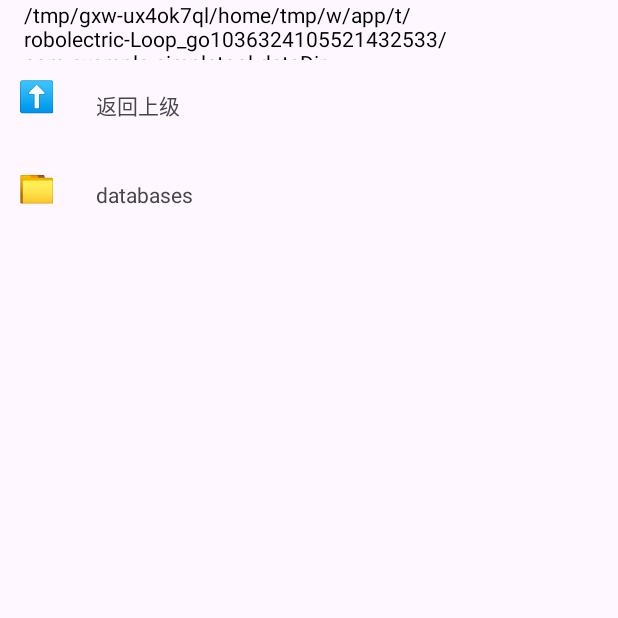
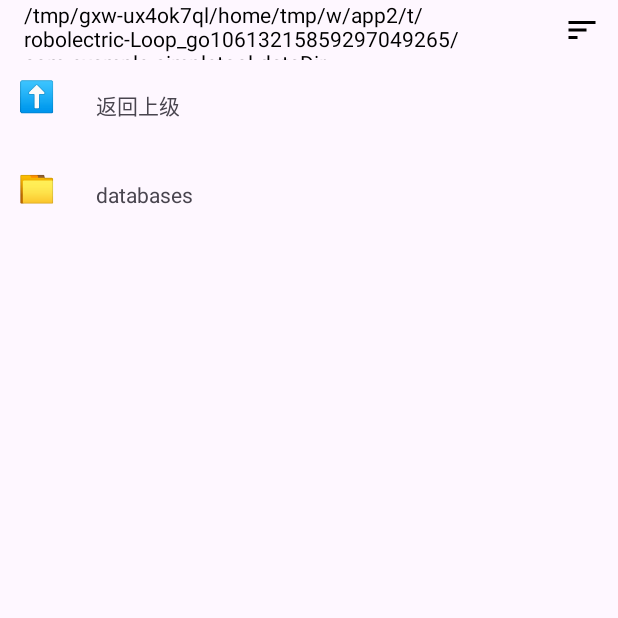
Before and after one commit to diaozhaji/FileManager, an Android app: the screen it shows after launch (MainActivity), after a tap on an icon or button, on a phone screen of 412 x 824 dp, the top half of it. Run offline under Robolectric (Android 15) with nearby library versions, the phone set to English and light mode, and no system bars; 1 statement that could not run was skipped; 3 other taps on this screen came first.

Commit message:
Add:增加排序方式，删除文件

```diff
--- a/app/src/main/java/com/example/simpletool/MainActivity.java
+++ b/app/src/main/java/com/example/simpletool/MainActivity.java
@@ -14,6 +14,8 @@ import android.os.storage.StorageVolume;
 import android.provider.Settings;
 import android.util.Log;
 import android.view.LayoutInflater;
+import android.view.Menu;
+import android.view.MenuItem;
 import android.view.View;
 import android.view.ViewGroup;
 import android.webkit.MimeTypeMap;
@@ -57,6 +59,16 @@ public class MainActivity extends AppCompatActivity {
             "jpg", "jpeg", "png", "gif", "bmp", "webp" // 基础图片格式
     };
 
+    // 新增排序模式枚举
+    private enum SortMode {
+        NAME_ASC, NAME_DESC,
+        SIZE_ASC, SIZE_DESC,
+        DATE_ASC, DATE_DESC
+    }
+
+    private SortMode currentSortMode = SortMode.NAME_ASC;
+
+
     @Override
     protected void onCreate(Bundle savedInstanceState) {
         super.onCreate(savedInstanceState);
@@ -75,6 +87,9 @@ public class MainActivity extends AppCompatActivity {
 
         recyclerView.setLayoutManager(new LinearLayoutManager(this));
         recyclerView.setAdapter(fileAdapter);
+
+        // 绑定排序按钮点击事件
+        findViewById(R.id.btn_sort).setOnClickListener(v -> showSortDialog());
     }
 
     private void checkPermissions() {
@@ -100,6 +115,8 @@ public class MainActivity extends AppCompatActivity {
     }
 
     private void showStorageRoots() {
+
+        Log.e("@@@", "showStorageRoots");
         fileList.clear();
         currentPath = null;
 
@@ -130,44 +147,37 @@ public class MainActivity extends AppCompatActivity {
 
         updatePathDisplay("存储设备");
         fileAdapter.notifyDataSetChanged();
+
+        Log.e("@@@", "文件列表" + fileList.size());
     }
 
     private void loadDirectory(String path) {
+
+        Log.e("@@@", "loadDirectory" + path);
+
         currentPath = path;
         File currentDir = new File(path);
         fileList.clear();
 
-        // 添加返回上级（保持原有逻辑）
         if (!path.equals(getParentStoragePath())) {
             fileList.add(new BackItem());
         }
 
         File[] filesArray = currentDir.listFiles();
         if (filesArray != null) {
-            List<File> directories = new ArrayList<>();
-            List<File> fileItems = new ArrayList<>();
-
-            // 分离目录和文件
+            List<File> allFiles = new ArrayList<>();
             for (File file : filesArray) {
                 if (file.isDirectory() && file.canRead()) {
-                    directories.add(file);
-                }
-//                else if (isSupportedFile(file)) {
-//                    fileItems.add(file);
-//                }
-                else {
-                    fileItems.add(file);
+                    allFiles.add(file);
+                } else if (file.isFile()) {
+                    allFiles.add(file);
                 }
             }
+            sortFiles(allFiles);
+            fileList.addAll(allFiles);
+        }
 
-            // 分别排序
-            sortFiles(directories);
-            sortFiles(fileItems);
-
-            // 先添加目录，后添加文件
-            fileList.addAll(directories);
-            fileList.addAll(fileItems);
-        }
+        Log.e("@@@", "文件列表" + fileList.size());
 
         updatePathDisplay(path);
         fileAdapter.notifyDataSetChanged();
@@ -333,15 +343,6 @@ public class MainActivity extends AppCompatActivity {
     }
 
 
-    // 更新提示对话框
-    private void showNoHandlerDialog(File file) {
-        new AlertDialog.Builder(this)
-                .setTitle("无法打开文件")
-                .setMessage("没有找到可以打开 " + file.getName() + " 的应用程序")
-                .setPositiveButton("确定", null)
-                .show();
-    }
-
     private void updatePathDisplay(String path) {
         String displayText = currentPath == null ?
                 "选择存储位置" :
@@ -385,12 +386,73 @@ public class MainActivity extends AppCompatActivity {
     }
 
     private void sortFiles(List<File> files) {
-        // 按文件名升序排列（忽略大小写）
+        if (files == null || files.isEmpty()) return;
+
         Collections.sort(files, (f1, f2) -> {
-            // 处理可能的null值（虽然正常情况下不会出现）
-            if (f1 == null || f2 == null) return 0;
-            return f1.getName().compareToIgnoreCase(f2.getName());
+            if (f1.isDirectory() && !f2.isDirectory()) return -1;
+            if (!f1.isDirectory() && f2.isDirectory()) return 1;
+
+            switch (currentSortMode) {
+                case NAME_ASC:
+                    return f1.getName().compareToIgnoreCase(f2.getName());
+                case NAME_DESC:
+                    return f2.getName().compareToIgnoreCase(f1.getName());
+                case SIZE_ASC:
+                    return Long.compare(f1.length(), f2.length());
+                case SIZE_DESC:
+                    return Long.compare(f2.length(), f1.length());
+                case DATE_ASC:
+                    return Long.compare(f1.lastModified(), f2.lastModified());
+                case DATE_DESC:
+                    return Long.compare(f2.lastModified(), f1.lastModified());
+                default:
+                    return 0;
+            }
         });
+    }
+
+    @Override
+    public boolean onCreateOptionsMenu(Menu menu) {
+        getMenuInflater().inflate(R.menu.menu_main, menu);
+        return true;
+    }
+
+    @Override
+    public boolean onOptionsItemSelected(MenuItem item) {
+        if (item.getItemId() == R.id.menu_sort) {
+            showSortDialog();
+            return true;
+        }
+        return super.onOptionsItemSelected(item);
+    }
+
+    private void showSortDialog() {
+        String[] sortOptions = {"名称升序", "名称降序", "大小升序", "大小降序", "时间升序", "时间降序"};
+        new AlertDialog.Builder(this)
+                .setTitle("排序方式")
+                .setItems(sortOptions, (dialog, which) -> {
+                    currentSortMode = SortMode.values()[which];
+                    loadDirectory(currentPath);
+                })
+                .show();
+    }
+
+    private void showDeleteDialog(File file) {
+        new AlertDialog.Builder(this)
+                .setTitle("删除文件")
+                .setMessage("确定删除 " + file.getName() + " 吗？")
+                .setPositiveButton("删除", (dialog, which) -> deleteFile(file))
+                .setNegativeButton("取消", null)
+                .show();
+    }
+
+    private void deleteFile(File file) {
+        if (file.delete()) {
+            Toast.makeText(this, "删除成功", Toast.LENGTH_SHORT).show();
+            loadDirectory(currentPath);
+        } else {
+            Toast.makeText(this, "删除失败", Toast.LENGTH_SHORT).show();
+        }
     }
 
 
@@ -483,8 +545,13 @@ public class MainActivity extends AppCompatActivity {
                     File file = (File) item;
                     fh.icon.setText(file.isDirectory() ? "📁" : "📄");
                     fh.name.setText(file.getName());
-                    fh.itemView.setOnClickListener(v -> {
-                        ((MainActivity) context).navigateTo(file);
+                    fh.itemView.setOnClickListener(v -> ((MainActivity) context).navigateTo(file));
+                    fh.itemView.setOnLongClickListener(v -> {
+                        if (!file.isDirectory()) {
+                            ((MainActivity) context).showDeleteDialog(file);
+                            return true;
+                        }
+                        return false;
                     });
                 }
             }
--- /dev/null
+++ b/app/src/main/res/drawable/ic_sort.xml
@@ -0,0 +1,10 @@
+<?xml version="1.0" encoding="utf-8"?>
+<vector xmlns:android="http://schemas.android.com/apk/res/android"
+    android:width="24dp"
+    android:height="24dp"
+    android:viewportWidth="24"
+    android:viewportHeight="24">
+    <path
+        android:fillColor="#FF000000"
+        android:pathData="M3,18h6v-2H3v2zM3,6v2h18V6H3zM3,13h12v-2H3v2z" />
+</vector>
--- a/app/src/main/res/layout/activity_main.xml
+++ b/app/src/main/res/layout/activity_main.xml
@@ -7,7 +7,7 @@
     android:layout_height="match_parent"
     tools:context=".MainActivity">
 
-    <!-- 当前路径显示 -->
+    <!-- 顶部操作栏（独立路径显示和排序按钮） -->
     <TextView
         android:id="@+id/tv_current_path"
         android:layout_width="0dp"
@@ -16,8 +16,19 @@
         android:paddingStart="16dp"
         android:textColor="@color/black"
         android:textSize="14sp"
+        app:layout_constraintEnd_toStartOf="@+id/btn_sort"
+        app:layout_constraintStart_toStartOf="parent"
+        app:layout_constraintTop_toTopOf="parent" /> <!-- 与排序按钮相邻 -->
+
+    <ImageButton
+        android:id="@+id/btn_sort"
+        android:layout_width="48dp"
+        android:layout_height="40dp"
+        android:background="?attr/selectableItemBackgroundBorderless"
+        android:contentDescription="排序"
+        android:padding="8dp"
+        android:src="@drawable/ic_sort"
         app:layout_constraintEnd_toEndOf="parent"
-        app:layout_constraintStart_toStartOf="parent"
         app:layout_constraintTop_toTopOf="parent" />
 
     <!-- 文件列表 -->
@@ -28,6 +39,6 @@
         app:layout_constraintBottom_toBottomOf="parent"
         app:layout_constraintEnd_toEndOf="parent"
         app:layout_constraintStart_toStartOf="parent"
-        app:layout_constraintTop_toBottomOf="@id/tv_current_path" />
+        app:layout_constraintTop_toBottomOf="@id/tv_current_path" /> <!-- 正确引用同级视图 -->
 
 </androidx.constraintlayout.widget.ConstraintLayout>
--- /dev/null
+++ b/app/src/main/res/menu/menu_main.xml
@@ -0,0 +1,8 @@
+<?xml version="1.0" encoding="utf-8"?>
+<menu xmlns:android="http://schemas.android.com/apk/res/android"
+    xmlns:app="http://schemas.android.com/apk/res-auto">
+    <item
+        android:id="@+id/menu_sort"
+        android:title="排序方式"
+        app:showAsAction="ifRoom" />
+</menu>
```
